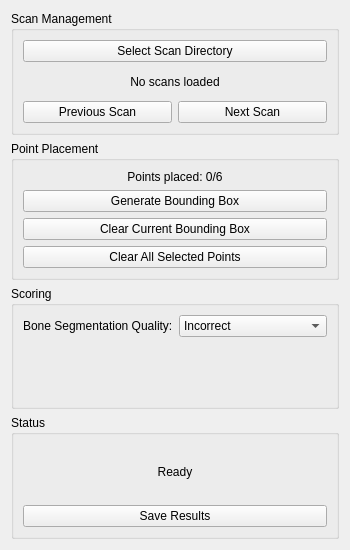
First picture: the form in BbxFromPoints2/Resources/UI/BbxFromPoints2.ui, repository xinyiwan/BbxFromPoints, before the edit.
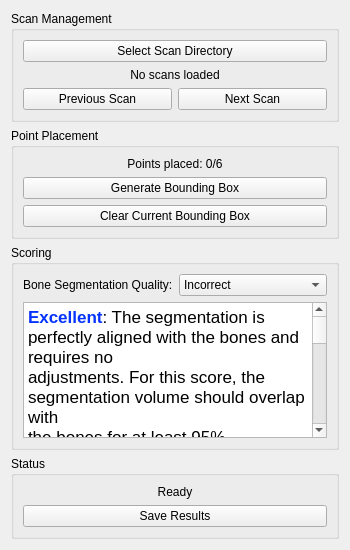
Second picture: the form after the edit. Custom widgets are drawn as their Qt base class.

Commit message: added clear button for bbc

Diff of the .ui file:
```diff
--- a/BbxFromPoints2/Resources/UI/BbxFromPoints2.ui
+++ b/BbxFromPoints2/Resources/UI/BbxFromPoints2.ui
@@ -85,13 +85,6 @@
         </property>
        </widget>
       </item>
-      <item>
-       <widget class="QPushButton" name="clearPtsButton">
-        <property name="text">
-         <string>Clear All Selected Points</string>
-        </property>
-       </widget>
-      </item>
      </layout>
     </widget>
    </item>
@@ -132,6 +125,32 @@
         </item>
        </widget>
       </item>
+      <item row="1" column="0" colspan="2">
+       <widget class="QTextBrowser" name="textBrowser">
+        <property name="html">
+         <string>&lt;!DOCTYPE HTML PUBLIC &quot;-//W3C//DTD HTML 4.0//EN&quot; &quot;http://www.w3.org/TR/REC-html40/strict.dtd&quot;&gt;
+&lt;html&gt;&lt;head&gt;&lt;meta name=&quot;qrichtext&quot; content=&quot;1&quot; /&gt;&lt;style type=&quot;text/css&quot;&gt;
+p, li { white-space: pre-wrap; }
+&lt;/style&gt;&lt;/head&gt;&lt;body style=&quot; font-family:'.AppleSystemUIFont'; font-size:13pt; font-weight:400; font-style:normal;&quot;&gt;
+&lt;p style=&quot; margin-top:0px; margin-bottom:0px; margin-left:0px; margin-right:0px; -qt-block-indent:0; text-indent:0px;&quot;&gt;&lt;span style=&quot; font-family:'Helvetica'; font-weight:600; color:#0433ff;&quot;&gt;Excellent&lt;/span&gt;&lt;span style=&quot; font-family:'Helvetica'; color:#000000;&quot;&gt;: The segmentation is perfectly aligned with the bones and requires no&lt;/span&gt;&lt;/p&gt;
+&lt;p style=&quot; margin-top:0px; margin-bottom:0px; margin-left:0px; margin-right:0px; -qt-block-indent:0; text-indent:0px;&quot;&gt;&lt;span style=&quot; font-family:'Helvetica'; color:#000000;&quot;&gt;adjustments. For this score, the segmentation volume should overlap with&lt;/span&gt;&lt;/p&gt;
+&lt;p style=&quot; margin-top:0px; margin-bottom:0px; margin-left:0px; margin-right:0px; -qt-block-indent:0; text-indent:0px;&quot;&gt;&lt;span style=&quot; font-family:'Helvetica'; color:#000000;&quot;&gt;the bones for &lt;/span&gt;&lt;span style=&quot; font-family:'Helvetica'; text-decoration: underline; color:#000000;&quot;&gt;at least 95%&lt;/span&gt;&lt;span style=&quot; font-family:'Helvetica'; color:#000000;&quot;&gt;.&lt;/span&gt; &lt;/p&gt;
+&lt;p style=&quot;-qt-paragraph-type:empty; margin-top:0px; margin-bottom:0px; margin-left:0px; margin-right:0px; -qt-block-indent:0; text-indent:0px;&quot;&gt;&lt;br /&gt;&lt;/p&gt;
+&lt;p style=&quot; margin-top:0px; margin-bottom:0px; margin-left:0px; margin-right:0px; -qt-block-indent:0; text-indent:0px;&quot;&gt;&lt;span style=&quot; font-weight:600; color:#ff9300;&quot;&gt;Sufficient&lt;/span&gt;: &lt;span style=&quot; font-family:'Helvetica'; color:#000000;&quot;&gt;The segmentation is aligned with the bones, however, could benefit from&lt;/span&gt;&lt;/p&gt;
+&lt;p style=&quot; margin-top:0px; margin-bottom:0px; margin-left:0px; margin-right:0px; -qt-block-indent:0; text-indent:0px;&quot;&gt;&lt;span style=&quot; font-family:'Helvetica'; color:#000000;&quot;&gt;minor adjustments. For this score, the segmentation volume should&lt;/span&gt;&lt;/p&gt;
+&lt;p style=&quot; margin-top:0px; margin-bottom:0px; margin-left:0px; margin-right:0px; -qt-block-indent:0; text-indent:0px;&quot;&gt;&lt;span style=&quot; font-family:'Helvetica'; color:#000000;&quot;&gt;overlap with the tumor for &lt;/span&gt;&lt;span style=&quot; font-family:'Helvetica'; text-decoration: underline; color:#000000;&quot;&gt;at least 75%&lt;/span&gt;&lt;span style=&quot; font-family:'Helvetica'; color:#000000;&quot;&gt;.&lt;/span&gt; &lt;/p&gt;
+&lt;p style=&quot;-qt-paragraph-type:empty; margin-top:0px; margin-bottom:0px; margin-left:0px; margin-right:0px; -qt-block-indent:0; text-indent:0px;&quot;&gt;&lt;br /&gt;&lt;/p&gt;
+&lt;p style=&quot; margin-top:0px; margin-bottom:0px; margin-left:0px; margin-right:0px; -qt-block-indent:0; text-indent:0px;&quot;&gt;&lt;span style=&quot; font-family:'Helvetica'; font-weight:600; color:#aa7942;&quot;&gt;Insufficient&lt;/span&gt;&lt;span style=&quot; font-family:'Helvetica'; color:#000000;&quot;&gt;: The segmentation misses parts of the bones, or parts are overlapping with&lt;/span&gt;&lt;/p&gt;
+&lt;p style=&quot; margin-top:0px; margin-bottom:0px; margin-left:0px; margin-right:0px; -qt-block-indent:0; text-indent:0px;&quot;&gt;&lt;span style=&quot; font-family:'Helvetica'; color:#000000;&quot;&gt;other tissue, therefore major adjustments are required. For this score, the&lt;/span&gt;&lt;/p&gt;
+&lt;p style=&quot; margin-top:0px; margin-bottom:0px; margin-left:0px; margin-right:0px; -qt-block-indent:0; text-indent:0px;&quot;&gt;&lt;span style=&quot; font-family:'Helvetica'; color:#000000;&quot;&gt;segmentation volume should overlap with the bones for &lt;/span&gt;&lt;span style=&quot; font-family:'Helvetica'; text-decoration: underline; color:#000000;&quot;&gt;at least 50%&lt;/span&gt;&lt;span style=&quot; font-family:'Helvetica'; color:#000000;&quot;&gt;.&lt;/span&gt; &lt;/p&gt;
+&lt;p style=&quot;-qt-paragraph-type:empty; margin-top:0px; margin-bottom:0px; margin-left:0px; margin-right:0px; -qt-block-indent:0; text-indent:0px;&quot;&gt;&lt;br /&gt;&lt;/p&gt;
+&lt;p style=&quot; margin-top:0px; margin-bottom:0px; margin-left:0px; margin-right:0px; -qt-block-indent:0; text-indent:0px;&quot;&gt;&lt;span style=&quot; font-weight:600; color:#ff2600;&quot;&gt;Incorrect&lt;/span&gt;: &lt;span style=&quot; font-family:'Helvetica'; color:#000000;&quot;&gt;the segmentation is not overlapping with the bones, or missing large areas&lt;/span&gt;&lt;/p&gt;
+&lt;p style=&quot; margin-top:0px; margin-bottom:0px; margin-left:0px; margin-right:0px; -qt-block-indent:0; text-indent:0px;&quot;&gt;&lt;span style=&quot; font-family:'Helvetica'; color:#000000;&quot;&gt;of the bones. For this score, the segmentation volume does not overlap&lt;/span&gt;&lt;/p&gt;
+&lt;p style=&quot; margin-top:0px; margin-bottom:0px; margin-left:0px; margin-right:0px; -qt-block-indent:0; text-indent:0px;&quot;&gt;&lt;span style=&quot; font-family:'Helvetica'; color:#000000;&quot;&gt;with the bones for &lt;/span&gt;&lt;span style=&quot; font-family:'Helvetica'; text-decoration: underline; color:#000000;&quot;&gt;&amp;lt;50%&lt;/span&gt;&lt;span style=&quot; font-family:'Helvetica'; color:#000000;&quot;&gt;.&lt;/span&gt; &lt;/p&gt;
+&lt;p style=&quot;-qt-paragraph-type:empty; margin-top:0px; margin-bottom:0px; margin-left:0px; margin-right:0px; -qt-block-indent:0; text-indent:0px;&quot;&gt;&lt;br /&gt;&lt;/p&gt;&lt;/body&gt;&lt;/html&gt;</string>
+        </property>
+       </widget>
+      </item>
      </layout>
     </widget>
    </item>
```
